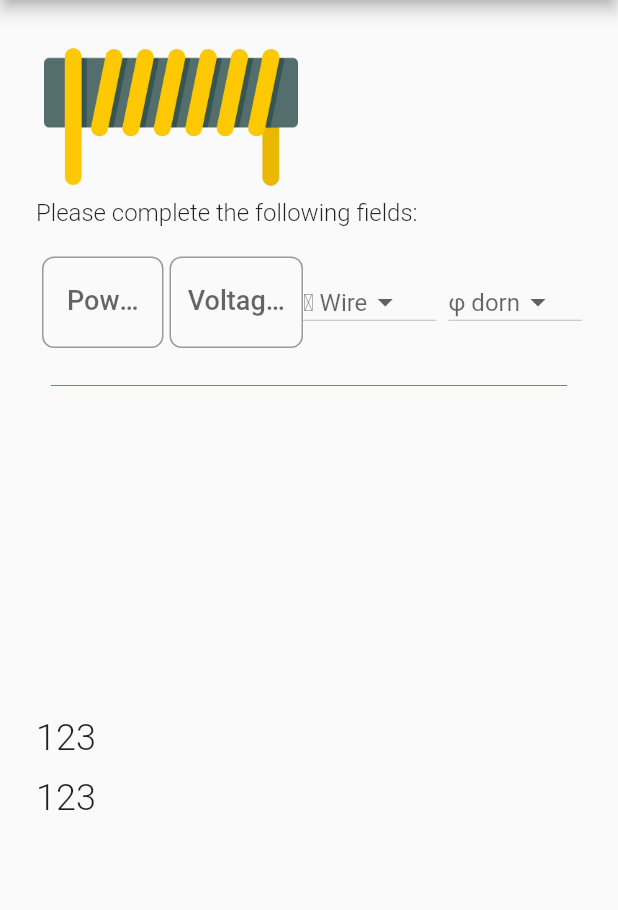
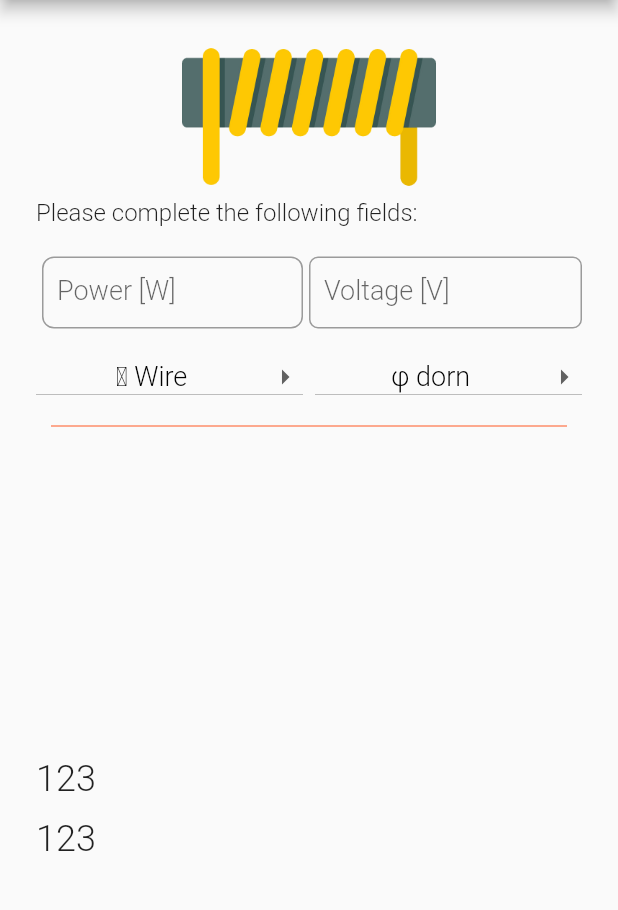
Before and after one commit to david0f/sthe-resistance-calculator, a Flutter app: the screen it shows after launch, on a phone screen of 412 x 824 dp, the part 84-994 px from its top. Run offline on Flutter 3.47's test engine with Material 2 defaults, Android fonts, the phone set to English and light mode, and no system bars; Roboto replaces fonts that are missing (Montserrat, Poppins).

Commit message:
#2 text fields styling

```diff
--- a/lib/main.dart
+++ b/lib/main.dart
@@ -162,8 +162,8 @@ class MyTextInputState extends State<MyTextInput> {
     }
   }
 
-  String calcStep(){
-      return "123";
+  String calcStep() {
+    return "123";
   }
 
   @override
@@ -179,11 +179,12 @@ class MyTextInputState extends State<MyTextInput> {
                   crossAxisAlignment: CrossAxisAlignment.start,
                   children: <Widget>[
                     new Container(
-                      child: new Image(
+                        child: new Center(
+                      child: Image(
                         image: new AssetImage('assets/heating_element.png'),
                         width: 180,
                       ),
-                    ),
+                    )),
                     new Text(
                       'Please complete the following fields:',
                       style: TextStyle(
@@ -194,18 +195,22 @@ class MyTextInputState extends State<MyTextInput> {
                     new SizedBox(height: 16),
                     new Row(
                       children: <Widget>[
-
                         new Expanded(
                             child: new Padding(
                                 padding: EdgeInsets.all(4),
                                 child: TextField(
-                                  textAlign: TextAlign.center,
-                                  style: TextStyle(fontSize: 18,
-                                  fontWeight: FontWeight.w500,
-                                  fontFamily: "Poppins"),
+                                    textAlign: TextAlign.center,
+                                    style: TextStyle(
+                                        fontSize: 18,
+                                        fontWeight: FontWeight.w300,
+                                        fontFamily: "Poppins",
+                                        height: 1),
                                     decoration: new InputDecoration(
                                         labelText: "Power [W]",
-                                        border: new OutlineInputBorder(borderRadius: BorderRadius.circular(8)),
+                                        contentPadding: EdgeInsets.symmetric(vertical: 12, horizontal: 10),
+                                        border: new OutlineInputBorder(
+                                            borderRadius:
+                                                BorderRadius.circular(8)),
                                         hasFloatingPlaceholder: true),
                                     keyboardType: TextInputType.number,
                                     controller: _powerController,
@@ -219,13 +224,18 @@ class MyTextInputState extends State<MyTextInput> {
                                 padding: EdgeInsets.all(0.0),
                                 child: TextField(
                                   textAlign: TextAlign.center,
-                                  style: TextStyle(fontSize: 18,
-                                  fontWeight: FontWeight.w500,
-                                  fontFamily: "Poppins"),
+                                  style: TextStyle(
+                                      fontSize: 18,
+                                      fontWeight: FontWeight.w300,
+                                      fontFamily: "Poppins",
+                                      height: 1),
                                   decoration: new InputDecoration(
-                                        labelText: "Voltage [V]",
-                                        border: new OutlineInputBorder(borderRadius: BorderRadius.circular(8)),
-                                        hasFloatingPlaceholder: true),
+                                      contentPadding: EdgeInsets.symmetric(vertical: 12, horizontal: 10),
+                                      labelText: "Voltage [V]",
+                                      border: new OutlineInputBorder(
+                                          borderRadius:
+                                              BorderRadius.circular(6)),
+                                      hasFloatingPlaceholder: true),
                                   enabled: true,
                                   keyboardType: TextInputType.number,
                                   controller: _voltageController,
@@ -235,11 +245,17 @@ class MyTextInputState extends State<MyTextInput> {
                                     });
                                   },
                                 ))),
-                        new Row(children: <Widget>[],),
+                      ],
+                    ),
+                    new SizedBox(height: 16),
+                    new Row(
+                      children: <Widget>[
                         new Expanded(
                             flex: 1,
                             child: new DropdownButton<String>(
+                              style: new TextStyle(),
                               value: desiredDiameterResistance,
+                              icon: new Icon(Icons.arrow_right),
                               onChanged: (String newValue) {
                                 setState(() {
                                   desiredDiameterResistance = newValue;
@@ -247,19 +263,21 @@ class MyTextInputState extends State<MyTextInput> {
                               },
                               items: _diameterResitanceList
                                   .map((data) => DropdownMenuItem<String>(
-                                        child: Text(data.diameter.toString()),
+                                        child: Text("\u2300 Wire: " + data.diameter.toString(), style: TextStyle(fontWeight: FontWeight.w300, color: Colors.black, fontSize: 18, )),
                                         value: data.resistance.toString(),
+
                                       ))
                                   .toList(),
-                              hint: Text("\u2300 Wire"),
-                              isExpanded: false,
+                              hint: new Center(child:Text("\u2300 Wire", style:TextStyle(fontWeight: FontWeight.w300, color: Colors.black, fontSize: 18,))),
+                              isExpanded: true,
                               isDense: true,
                             )),
-                        new Divider(height: 2, indent: 8, color: Colors.blue),
+                        new Divider(indent: 8),
                         new Expanded(
                           flex: 1,
                           child: new DropdownButton<String>(
                             value: desiredPhiDorn,
+                            icon: new Icon(Icons.arrow_right),
                             onChanged: (String newValue) {
                               setState(() {
                                 desiredPhiDorn = newValue;
@@ -267,12 +285,12 @@ class MyTextInputState extends State<MyTextInput> {
                             },
                             items: new List<int>.generate(10, (i) => i + 1)
                                 .map((data) => DropdownMenuItem<String>(
-                                      child: Text(data.toString()),
+                                      child: Text(data.toString(),style: TextStyle(fontWeight: FontWeight.w300, color: Colors.black, fontSize: 18, )),
                                       value: data.toString(),
                                     ))
                                 .toList(),
-                            hint: Text("\u03C6 dorn"),
-                            isExpanded: false,
+                            hint: new Center(child:Text("\u03C6 dorn",style: TextStyle(fontWeight: FontWeight.w300, color: Colors.black, fontSize: 18,))),
+                            isExpanded: true,
                             isDense: true,
                           ),
                         ),
@@ -351,7 +369,7 @@ class MyTextInputState extends State<MyTextInput> {
                     new Text(calcStep(),
                         style: TextStyle(
                             fontSize: 24, fontWeight: FontWeight.w300)),
-                            new SizedBox(
+                    new SizedBox(
                       height: 12,
                     ),
                     new Text(calcStep(),
```
